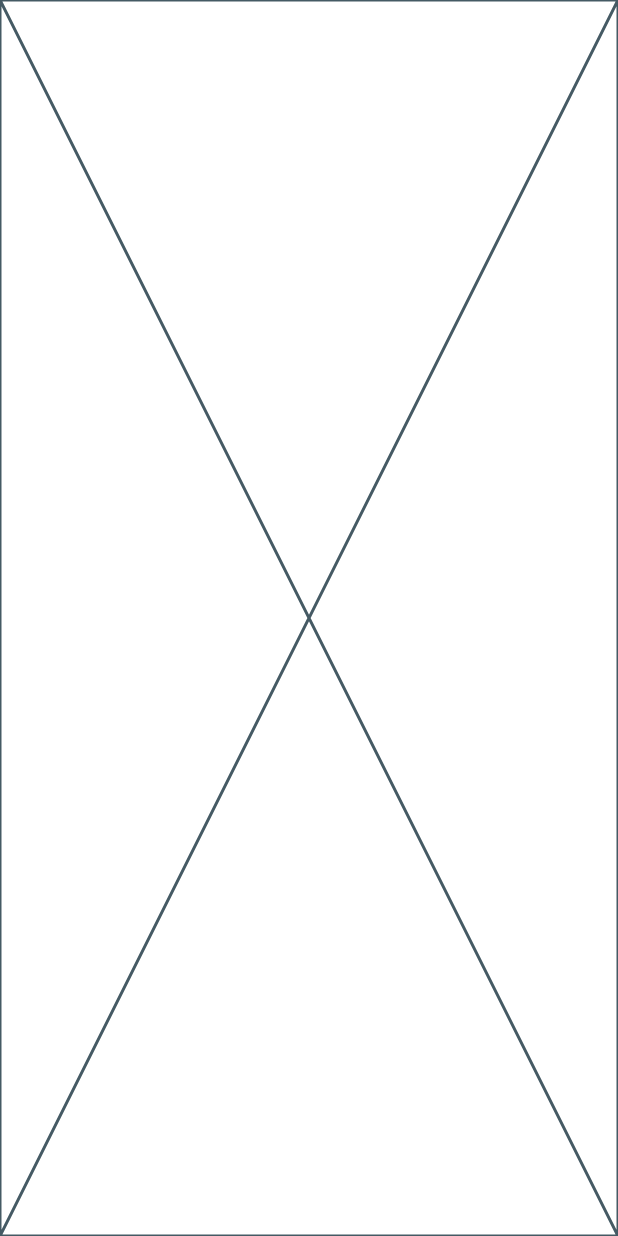
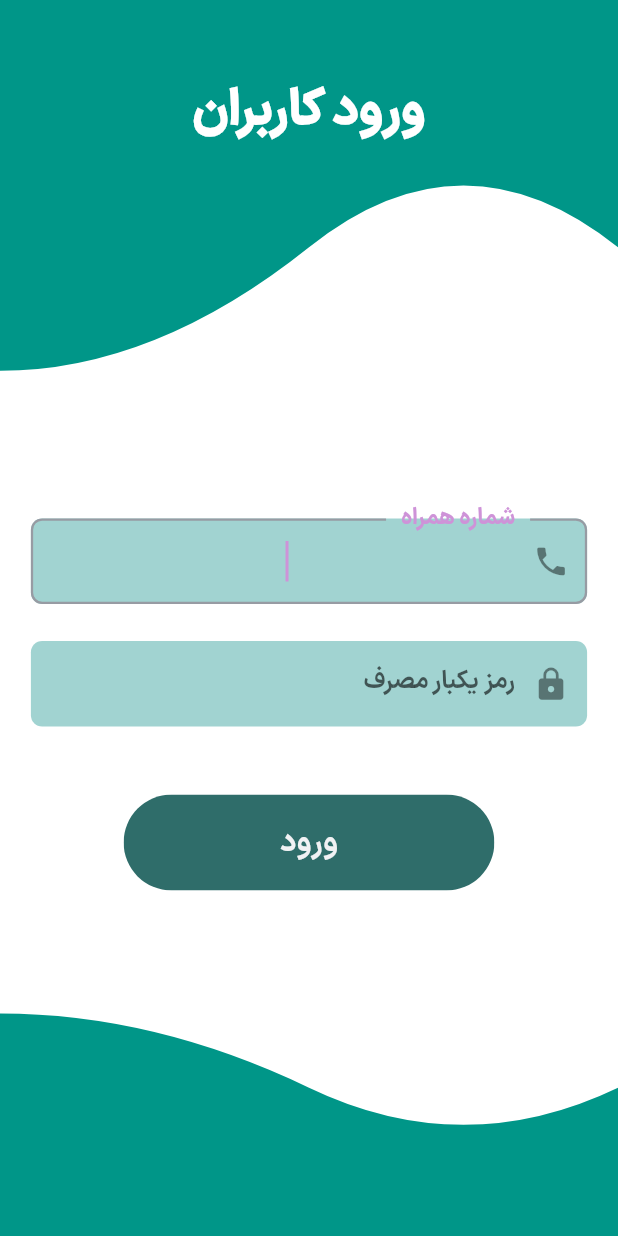
Before and after one commit to fardadjafari/alotazrighat_application, a Flutter app: the screen it shows after launch, after a tap on "بستن توضیحات", on a phone screen of 412 x 824 dp. Run offline on Flutter 3.47's test engine with Material 2 defaults, Android fonts, the phone set to English and light mode, and no system bars; our stand-ins replace awesome_dialog, bloc, connectivity_plus, flutter_bloc, flutter_screenutil, flutter_spinkit and 3 more; project files that could hold a hidden picture were left out.

Commit message:
Completed desgin Login

```diff
--- a/lib/pages/helph_page/widget/page_slider.dart
+++ b/lib/pages/helph_page/widget/page_slider.dart
@@ -1,4 +1,5 @@
-import 'package:alotazrighat_application/pages/home_page/home_page.dart';
+import 'package:alotazrighat_application/pages/login_page/login_page.dart';
+import 'package:alotazrighat_application/pages/register_page/register_page.dart';
 import 'package:alotazrighat_application/widget/button/squre_button.dart';
 import 'package:alotazrighat_application/widget/button/text_button.dart';
 import 'package:alotazrighat_application/widget/lable/text_lable.dart';
@@ -29,12 +30,11 @@ class PageSlider {
                         text: "بستن توضیحات",
                         bodyFunction: () => {
                               Navigator.of(context).push(MaterialPageRoute(
-                                  builder: (context) => const HomePage()))
+                                  builder: (context) => const LoginPage()))
                             },
                         colorText: Colors.grey,
                         fontSizeText: getWidth(context, 0.03),
-                        fontWeightText: FontWeight.bold,
-                        fontChange: true),
+                        fontWeightText: FontWeight.bold),
                     TextLable(
                       text: "راحت تزریق کن",
                       colorText: Colors.redAccent,
@@ -112,12 +112,11 @@ class PageSlider {
                         text: "بستن توضیحات",
                         bodyFunction: () => {
                               Navigator.of(context).push(MaterialPageRoute(
-                                  builder: (context) => const HomePage()))
+                                  builder: (context) => const LoginPage()))
                             },
                         colorText: Colors.grey,
                         fontSizeText: getWidth(context, 0.03),
-                        fontWeightText: FontWeight.bold,
-                        fontChange: true),
+                        fontWeightText: FontWeight.bold),
                     TextLable(
                       text: "نیروی متخصص",
                       colorText: Colors.lightGreen,
@@ -195,12 +194,11 @@ class PageSlider {
                         text: "بستن توضیحات",
                         bodyFunction: () => {
                               Navigator.of(context).push(MaterialPageRoute(
-                                  builder: (context) => const HomePage()))
+                                  builder: (context) => const LoginPage()))
                             },
                         colorText: Colors.grey,
                         fontSizeText: getWidth(context, 0.03),
-                        fontWeightText: FontWeight.bold,
-                        fontChange: true),
+                        fontWeightText: FontWeight.bold),
                     TextLable(
                       text: "درخواست اینترنتی",
                       colorText: Colors.blue,
@@ -246,7 +244,7 @@ class PageSlider {
                         color: Colors.green,
                         press: () {
                           Navigator.of(context).push(MaterialPageRoute(
-                              builder: (context) => const HomePage()));
+                              builder: (context) => const RegisterPage()));
                         },
                         text: "ثبت نام",
                         textColor: Colors.white70,
@@ -258,7 +256,7 @@ class PageSlider {
                         color: Colors.blue,
                         press: () {
                           Navigator.of(context).push(MaterialPageRoute(
-                              builder: (context) => const HomePage()));
+                              builder: (context) => const LoginPage()));
                         },
                         text: "قبلا ثبت نام کردم",
                         textColor: Colors.white70,
--- /dev/null
+++ b/lib/pages/login_page/login_page.dart
@@ -0,0 +1,32 @@
+import 'package:alotazrighat_application/widget/shapes/top_wave_shap.dart';
+import 'package:alotazrighat_application/widget/shapes/wave_shape.dart';
+import 'package:flutter/material.dart';
+
+import 'widget/body.dart';
+
+class LoginPage extends StatelessWidget {
+  const LoginPage({super.key});
+  static const String screenId = "/login_page";
+
+  @override
+  Widget build(BuildContext context) {
+    return const Scaffold(
+      resizeToAvoidBottomInset: false,
+      body: Stack(children: [
+        Center(
+          child: Align(
+            alignment: Alignment.topCenter,
+            child: WaveWidget(),
+          ),
+        ),
+        Body(),
+        Center(
+          child: Align(
+            alignment: Alignment.bottomCenter,
+            child: BottomWaveWidget(),
+          ),
+        )
+      ]),
+    );
+  }
+}
--- /dev/null
+++ b/lib/pages/login_page/widget/body.dart
@@ -0,0 +1,72 @@
+import 'package:alotazrighat_application/widget/button/squre_button.dart';
+import 'package:alotazrighat_application/widget/color_utility.dart';
+import 'package:alotazrighat_application/widget/input/password_input.dart';
+import 'package:alotazrighat_application/widget/input/phonenumber_input.dart';
+import 'package:alotazrighat_application/widget/lable/text_lable.dart';
+import 'package:alotazrighat_application/widget/media_query.dart';
+import 'package:flutter/material.dart';
+
+class Body extends StatefulWidget {
+  const Body({super.key});
+
+  @override
+  State<Body> createState() => _BodyState();
+}
+
+class _BodyState extends State<Body> {
+  final GlobalKey<FormState> formKey = GlobalKey<FormState>();
+
+  @override
+  Widget build(BuildContext context) {
+    return SingleChildScrollView(
+      child: Form(
+        key: formKey,
+        child: Container(
+          alignment: Alignment.center,
+          child: Column(
+            children: [
+              Padding(
+                padding: EdgeInsets.only(top: getHeight(context, 0.06)),
+                child: TextLable(
+                  text: "ورود کاربران",
+                  colorText: Colors.white,
+                  fontSizeText: getHeight(context, 0.04),
+                  fontWeightText: FontWeight.w900,
+                  textAlign: TextAlign.center,
+                ),
+              ),
+              SizedBox(
+                height: getHeight(context, 0.3),
+              ),
+              PhoneNumberInput(
+                hintText: "شماره همراه",
+                icon: Icons.phone,
+                error: "خطا",
+                onSaved: (p0) {},
+                //validation: (p0) {},
+              ),
+              SizedBox(
+                height: getHeight(context, 0.03),
+              ),
+              PasswordInput(
+                hintText: "رمز یکبار مصرف",
+                icon: Icons.phone,
+                error: "خطا",
+                onSaved: (p0) {},
+                //validation: (p0) {},
+              ),
+              SizedBox(
+                height: getHeight(context, 0.04),
+              ),
+              SquereButton(
+                  text: "ورود",
+                  press: () {},
+                  color: buttonColor,
+                  textColor: buttonTextColor)
+            ],
+          ),
+        ),
+      ),
+    );
+  }
+}
--- /dev/null
+++ b/lib/pages/register_page/register_page.dart
@@ -0,0 +1,14 @@
+import 'package:flutter/material.dart';
+
+import 'widget/body.dart';
+
+class RegisterPage extends StatelessWidget {
+  static const String screenId = "/register_page";
+
+  const RegisterPage({super.key});
+
+  @override
+  Widget build(BuildContext context) {
+    return const Body();
+  }
+}
--- /dev/null
+++ b/lib/pages/register_page/widget/body.dart
@@ -0,0 +1,10 @@
+import 'package:flutter/material.dart';
+
+class Body extends StatelessWidget {
+  const Body({super.key});
+
+  @override
+  Widget build(BuildContext context) {
+    return const Placeholder();
+  }
+}
--- /dev/null
+++ b/lib/tools/validator/user_validator.dart
@@ -0,0 +1,50 @@
+import 'package:form_validator/form_validator.dart';
+
+class Uservalidator {
+  static final userNameValidator =
+      ValidationBuilder(requiredMessage: "وارد کردن ضروری می باشد")
+          .minLength(2, "طول نام وارد شده معتبر نمی باشد ")
+          .maxLength(64, "طول نام وارد شده معتبر نمی باشد ")
+          .regExp(RegExp("^[0-9ا-یآ_\s]+"), "از حروف انگلیسی استفاده نکنید")
+          .build();
+
+  static final userFamilyValidator =
+      ValidationBuilder(requiredMessage: "وارد کردن ضروری می باشد")
+          .minLength(3, "طول نام خانوادگی وارد شده معتبر نمی باشد")
+          .maxLength(64, "طول نام خانوادگی وارد شده معتبر نمی باشد")
+          .regExp(RegExp("^[0-9ا-یآ_\s]+"), "از حروف انگلیسی استفاده نکنید")
+          .build();
+
+  static final phoneNumberValidator =
+      ValidationBuilder(requiredMessage: "شماره تلفن وارد شده معتبر نمی باشد")
+          .minLength(11, "شماره تلفن وارد شده معتبر نمی باشد")
+          .maxLength(12, "شماره تلفن وارد شده معتبر نمی باشد")
+          .regExp(RegExp("09([0]|[1]|[2]|[3]|[9])([0-3]|[5-9])([0-9]){7}"),
+              "شماره تلفن وارد شده معتبر نمی باشد")
+          .build();
+
+  static final pssswordValidator =
+      ValidationBuilder(requiredMessage: "رمز وارد شده معتبر نمی باشد")
+          .minLength(5, "رمز  وارد شده معتبر نمی باشد")
+          .maxLength(5, "رمز  وارد شده معتبر نمی باشد")
+          .build();
+
+  static final ageUserValidator =
+      ValidationBuilder(requiredMessage: "سال تولد وارد شده معتبر نمی باشد")
+          .minLength(2, " سال تولد وارد شده معتبر نمی باشد")
+          .maxLength(2, "سال تولد وارد شده معتبر نمی باشد")
+          .regExp(RegExp("[0-9]"), "سال تولد وارد شده معتبر نمی باشد")
+          .build();
+
+  static final experineceUserValidator =
+      ValidationBuilder(requiredMessage: "سابقه کاری وارد شده معتبر نمی باشد")
+          .minLength(1, " سابقه کاری وارد شده معتبر نمی باشد")
+          .maxLength(2, "سابقه کاری  وارد شده معتبر نمی باشد")
+          .build();
+
+  static final addressUserValidator =
+      ValidationBuilder(requiredMessage: "محدوده آدرسی وارد شده معتبر نمی باشد")
+          .minLength(3, " محدوده آدرسی وارد شده معتبر نمی باشد")
+          .maxLength(34, "محدوده آدرسی وارد شده معتبر نمی باشد")
+          .build();
+}
--- a/lib/widget/button/text_button.dart
+++ b/lib/widget/button/text_button.dart
@@ -1,7 +1,6 @@
 import 'package:flutter/material.dart';
 
 class ButtonText extends StatelessWidget {
-  final bool fontChange;
   final Function() bodyFunction;
   final String text;
   final Color colorText;
@@ -10,7 +9,6 @@ class ButtonText extends StatelessWidget {
 
   const ButtonText(
       {Key? key,
-      this.fontChange = true,
       required this.bodyFunction,
       required this.text,
       required this.colorText,
--- a/lib/widget/color_utility.dart
+++ b/lib/widget/color_utility.dart
@@ -10,6 +10,8 @@ class ColorUtility {
 final primaryColor = Colors.purple.shade200;
 const backGroundColor = Colors.white;
 const textFieldColor = Color(0xFFF1F2F4);
+const buttonColor = Color(0xFF2F6D6A);
+const buttonTextColor = Color(0xFFF1F2F4);
 
 const darkColor = Color(0xff3D3F47);
 const redColor = Color(0xffea504c);
--- /dev/null
+++ b/lib/widget/input/password_input.dart
@@ -0,0 +1,59 @@
+import 'package:alotazrighat_application/tools/validator/user_validator.dart';
+import 'package:alotazrighat_application/widget/media_query.dart';
+import 'package:flutter/material.dart';
+
+class PasswordInput extends StatelessWidget {
+  final String hintText;
+  final IconData icon;
+  final Function(String?) onSaved;
+  //final String? Function(String?) validation;
+  final String? error;
+
+  const PasswordInput(
+      {Key? key,
+      required this.icon,
+      required this.hintText,
+      required this.onSaved,
+      // required this.validation,
+      this.error})
+      : super(key: key);
+
+  @override
+  Widget build(BuildContext context) {
+    return Container(
+      alignment: Alignment.center,
+      width: getWidth(context, 0.9),
+      child: TextFormField(
+        textAlign: TextAlign.center,
+        maxLength: 5,
+        style: TextStyle(
+          fontFamily: 'iran sans',
+          letterSpacing: getWidth(context, 0.06),
+        ),
+        decoration: InputDecoration(
+          //errorText: error,
+          counterText: "",
+          labelText: hintText,
+          labelStyle:
+              TextStyle(fontSize: getWidth(context, 0.04), letterSpacing: 0),
+          border: OutlineInputBorder(
+            borderRadius: BorderRadius.circular(100.0),
+          ),
+          floatingLabelStyle:
+              TextStyle(fontSize: getWidth(context, 0.05), letterSpacing: 0),
+          fillColor: const Color(0xFFA1D3D1),
+          prefixIcon: Icon(Icons.lock, size: getWidth(context, 0.06)),
+          prefixIconColor: Colors.black45,
+          hintStyle: TextStyle(
+              fontFamily: "iran sans",
+              fontWeight: FontWeight.w500,
+              fontSize: getWidth(context, 0.05)),
+        ),
+        validator: Uservalidator.pssswordValidator,
+        onChanged: onSaved,
+        autofocus: true,
+        keyboardType: TextInputType.phone,
+      ),
+    );
+  }
+}
--- /dev/null
+++ b/lib/widget/input/phonenumber_input.dart
@@ -0,0 +1,59 @@
+import 'package:alotazrighat_application/tools/validator/user_validator.dart';
+import 'package:alotazrighat_application/widget/media_query.dart';
+import 'package:flutter/material.dart';
+import 'package:flutter/services.dart';
+
+class PhoneNumberInput extends StatelessWidget {
+  final String hintText;
+  final IconData icon;
+  final Function(String?) onSaved;
+  //final String? Function(String?) validation;
+  final String? error;
+
+  const PhoneNumberInput(
+      {Key? key,
+      required this.icon,
+      required this.hintText,
+      required this.onSaved,
+      // required this.validation,
+      this.error})
+      : super(key: key);
+
+  @override
+  Widget build(BuildContext context) {
+    return Container(
+      alignment: Alignment.center,
+      width: getWidth(context, 0.9),
+      child: TextFormField(
+        maxLength: 11,
+        maxLengthEnforcement: MaxLengthEnforcement.none,
+        textAlign: TextAlign.center,
+        style: TextStyle(
+            fontFamily: 'iran sans', letterSpacing: getWidth(context, 0.02)),
+        decoration: InputDecoration(
+          //errorText: "شماره وارد شده صحیح نیست",
+          errorStyle: TextStyle(
+              fontFamily: 'iran sans', fontSize: getWidth(context, 0.04)),
+          counterText: "",
+          labelText: hintText,
+          labelStyle: TextStyle(fontSize: getWidth(context, 0.04)),
+          border: OutlineInputBorder(
+            borderRadius: BorderRadius.circular(100.0),
+          ),
+          floatingLabelStyle: TextStyle(fontSize: getWidth(context, 0.05)),
+          fillColor: const Color(0xFFA1D3D1),
+          prefixIcon: Icon(Icons.phone, size: getWidth(context, 0.06)),
+          prefixIconColor: Colors.black45,
+          hintStyle: TextStyle(
+              fontFamily: "iran sans",
+              fontWeight: FontWeight.w500,
+              fontSize: getWidth(context, 0.05)),
+        ),
+        validator: Uservalidator.phoneNumberValidator,
+        onChanged: onSaved,
+        autofocus: true,
+        keyboardType: TextInputType.phone,
+      ),
+    );
+  }
+}
--- /dev/null
+++ b/lib/widget/input/structure_input.dart
@@ -0,0 +1,25 @@
+import 'package:alotazrighat_application/styles/radius.dart';
+import 'package:alotazrighat_application/widget/media_query.dart';
+import 'package:flutter/material.dart';
+
+class TextInputStructur extends StatelessWidget {
+  final Widget child;
+
+  const TextInputStructur({Key? key, required this.child}) : super(key: key);
+
+  @override
+  Widget build(BuildContext context) {
+    return Directionality(
+      textDirection: TextDirection.rtl,
+      child: Container(
+        margin: EdgeInsets.all(1),
+        width: getWidth(context, 0.8),
+        padding: EdgeInsets.all(2),
+        decoration: BoxDecoration(
+            color: const Color(0xFFA1D3D1),
+            borderRadius: getBorderRadiusWidget(29)),
+        child: child,
+      ),
+    );
+  }
+}
--- /dev/null
+++ b/lib/widget/shapes/top_wave_shap.dart
@@ -0,0 +1,40 @@
+import 'package:alotazrighat_application/widget/media_query.dart';
+import 'package:flutter/material.dart';
+
+class BottomWaveWidget extends StatelessWidget {
+  const BottomWaveWidget({super.key});
+
+  @override
+  Widget build(BuildContext context) {
+    return CustomPaint(
+      size: Size(getAllWidth(context), getHeight(context, 0.6)),
+      painter: Painter(),
+    );
+  }
+}
+
+class Painter extends CustomPainter {
+  @override
+  void paint(Canvas canvas, Size size) {
+    var paint = Paint()
+      ..color = Colors.teal
+      ..strokeWidth = 1;
+
+    var path = Path();
+
+    path.moveTo(0, size.height * 0.7);
+    path.quadraticBezierTo(size.width * 0.25, size.height * 0.7,
+        size.width * 0.5, size.height * 0.8);
+    path.quadraticBezierTo(size.width * 0.75, size.height * 0.9,
+        size.width * 1.0, size.height * 0.8);
+    path.lineTo(size.width, size.height);
+    path.lineTo(0, size.height);
+
+    canvas.drawPath(path, paint);
+  }
+
+  @override
+  bool shouldRepaint(CustomPainter oldDelegate) {
+    return true;
+  }
+}
--- /dev/null
+++ b/lib/widget/shapes/wave_shape.dart
@@ -0,0 +1,43 @@
+import 'package:alotazrighat_application/widget/media_query.dart';
+import 'package:flutter/material.dart';
+
+class WaveWidget extends StatelessWidget {
+  const WaveWidget({super.key});
+
+  @override
+  Widget build(BuildContext context) {
+    return Transform.flip(
+      flipY: true,
+      child: CustomPaint(
+        size: Size(getAllWidth(context), getHeight(context, 70)),
+        painter: Painter(),
+      ),
+    );
+  }
+}
+
+class Painter extends CustomPainter {
+  @override
+  void paint(Canvas canvas, Size size) {
+    var paint = Paint()
+      ..color = Colors.teal
+      ..strokeWidth = 1;
+
+    var path = Path();
+
+    path.moveTo(0, size.height * 0.7);
+    path.quadraticBezierTo(size.width * 0.25, size.height * 0.7,
+        size.width * 0.5, size.height * 0.8);
+    path.quadraticBezierTo(size.width * 0.75, size.height * 0.9,
+        size.width * 1.0, size.height * 0.8);
+    path.lineTo(size.width, size.height);
+    path.lineTo(0, size.height);
+
+    canvas.drawPath(path, paint);
+  }
+
+  @override
+  bool shouldRepaint(CustomPainter oldDelegate) {
+    return true;
+  }
+}
--- a/pubspec.yaml
+++ b/pubspec.yaml
@@ -38,6 +38,7 @@ dependencies:
 
 
   cupertino_icons: ^1.0.2
+  form_validator: ^2.1.1
 
 dev_dependencies:
   flutter_test:
```
Also changed, not shown: pubspec.lock.
